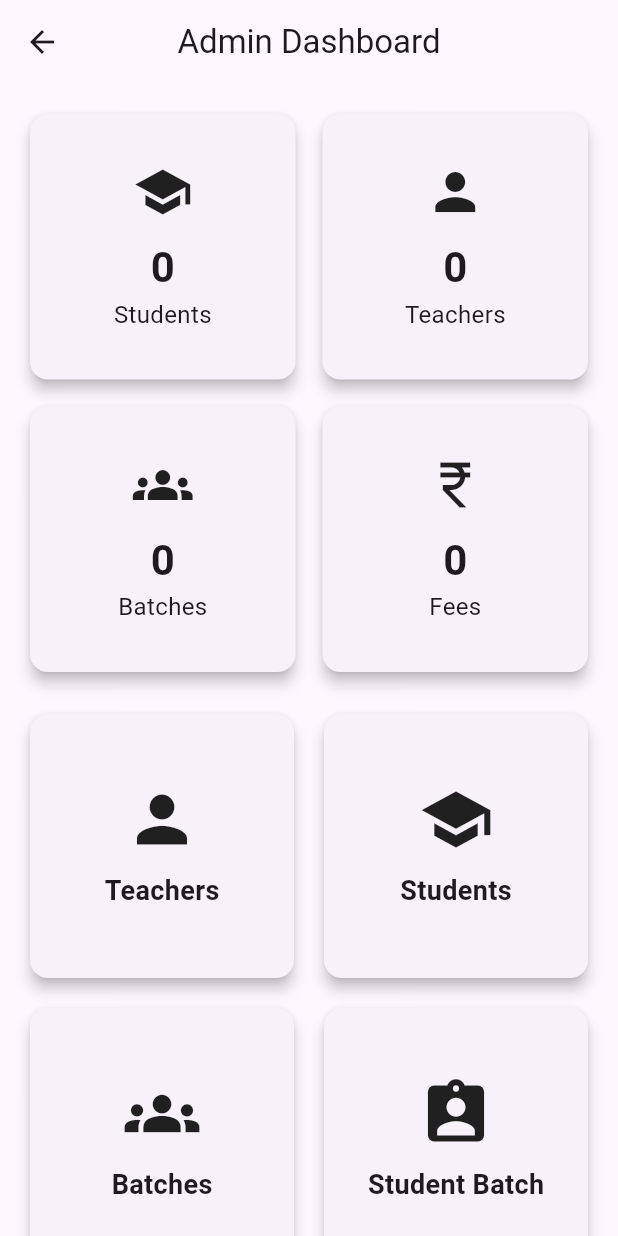
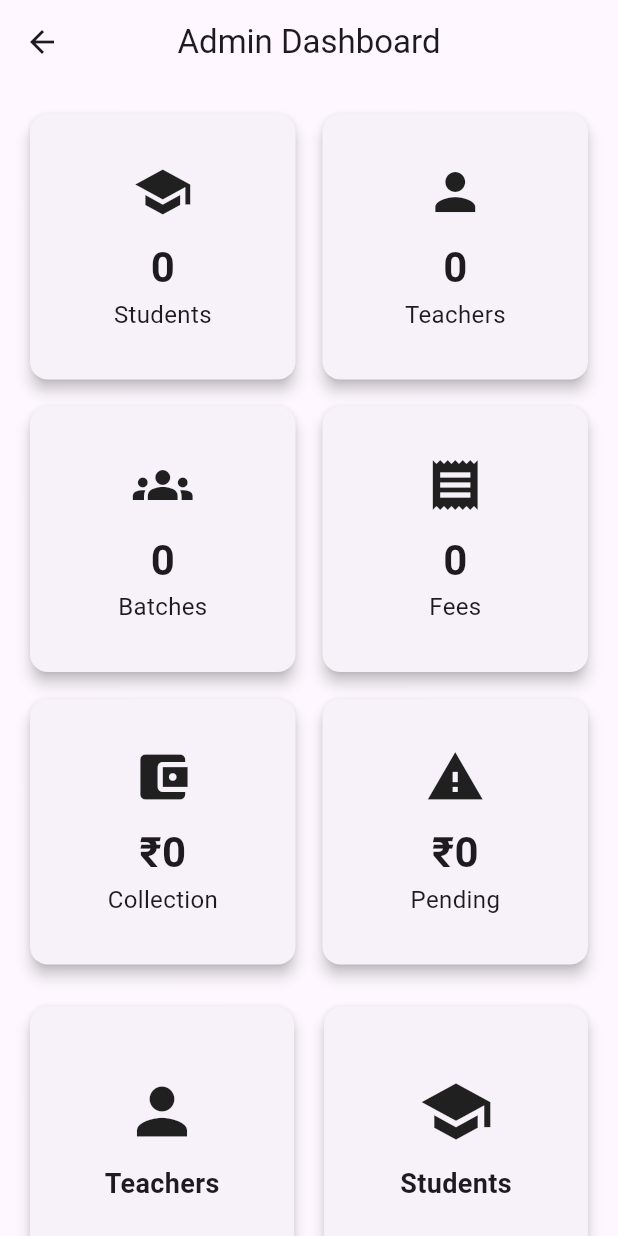
Before and after one commit to sekharbag07-star/digividya, a Flutter app: the AdminDashboard screen opened directly, on a phone screen of 412 x 824 dp. Run offline on Flutter 3.47's test engine with Material 3 defaults, Android fonts, the phone set to English and light mode, and no system bars; our stand-ins replace cloud_firestore, firebase_auth, firebase_core; accounts and stored records are empty.

Commit message:
Added financial analytics dashboard

```diff
--- a/lib/features/admin/screens/admin_dashboard.dart
+++ b/lib/features/admin/screens/admin_dashboard.dart
@@ -23,6 +23,8 @@ class _AdminDashboardState extends State<AdminDashboard> {
   int teachersCount = 0;
   int batchesCount = 0;
   int feesCount = 0;
+  double totalCollection = 0;
+  double pendingAmount = 0;
 
   @override
   void initState() {
@@ -36,6 +38,9 @@ class _AdminDashboardState extends State<AdminDashboard> {
     final batches = await _dashboardService.getBatchesCount();
     final fees = await _dashboardService.getFeesCount();
 
+    final collection = await _dashboardService.getTotalCollection();
+    final pending = await _dashboardService.getPendingAmount();
+
     if (!mounted) return;
 
     setState(() {
@@ -43,6 +48,9 @@ class _AdminDashboardState extends State<AdminDashboard> {
       teachersCount = teachers;
       batchesCount = batches;
       feesCount = fees;
+
+      totalCollection = collection;
+      pendingAmount = pending;
     });
   }
 
@@ -65,9 +73,24 @@ class _AdminDashboardState extends State<AdminDashboard> {
                 mainAxisSpacing: 10,
                 children: [
                   _statCard("Students", studentsCount.toString(), Icons.school),
+
                   _statCard("Teachers", teachersCount.toString(), Icons.person),
+
                   _statCard("Batches", batchesCount.toString(), Icons.groups),
-                  _statCard("Fees", feesCount.toString(), Icons.currency_rupee),
+
+                  _statCard("Fees", feesCount.toString(), Icons.receipt),
+
+                  _statCard(
+                    "Collection",
+                    "₹${totalCollection.toStringAsFixed(0)}",
+                    Icons.account_balance_wallet,
+                  ),
+
+                  _statCard(
+                    "Pending",
+                    "₹${pendingAmount.toStringAsFixed(0)}",
+                    Icons.warning,
+                  ),
                 ],
               ),
 
```
Also changed, not shown: lib/core/services/dashboard_service.dart (+30 -0 lines).
